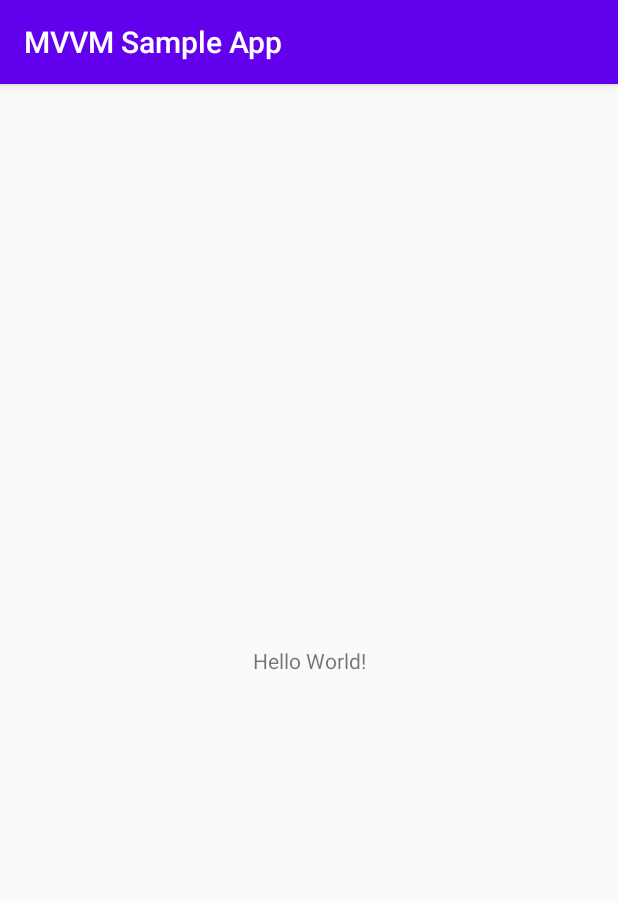
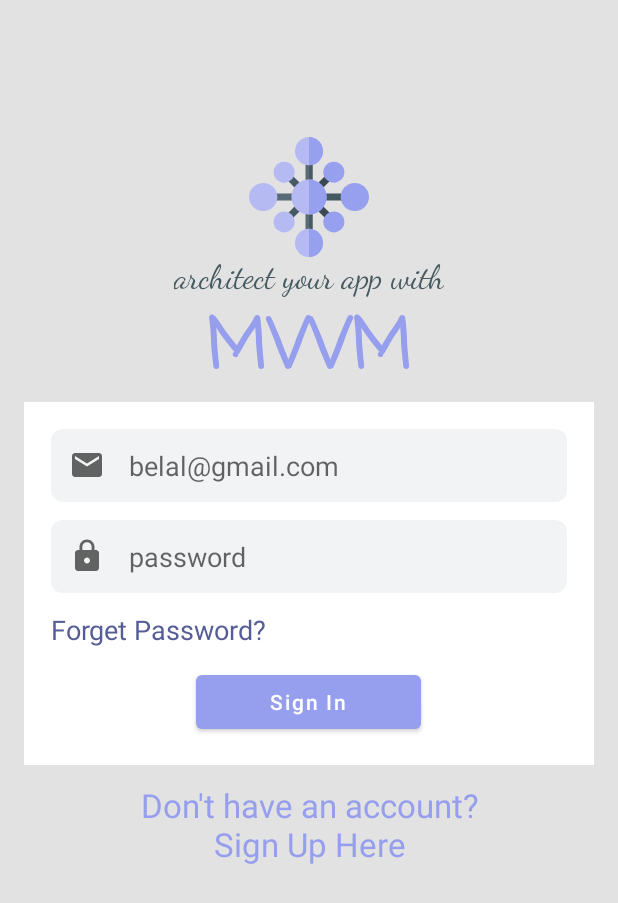
Before and after one commit to Daniel-Kao/mvvmsampleapp, an Android app: the screen it shows after launch (MainActivity before the commit, LoginActivity after it), on a phone screen of 412 x 824 dp. Shown: the top 903 px of the screen. Run offline under Robolectric (Android 15) with nearby library versions, the phone set to English and light mode, and no system bars; our stand-ins replace data binding; 2 statements that could not run were skipped.

Commit message:
databinding
Signed-off-by: wb_kaojixiang <>

```diff
--- a/app/src/main/AndroidManifest.xml
+++ b/app/src/main/AndroidManifest.xml
@@ -9,7 +9,8 @@
         android:roundIcon="@mipmap/ic_launcher_round"
         android:supportsRtl="true"
         android:theme="@style/AppTheme">
-        <activity android:name=".MainActivity">
+        <activity android:name=".ui.auth.SignupActivity"></activity>
+        <activity android:name=".ui.auth.LoginActivity">
             <intent-filter>
                 <action android:name="android.intent.action.MAIN" />
 
--- /dev/null
+++ b/app/src/main/java/com/example/mvvmsampleapp/ui/auth/AuthListener.kt
@@ -0,0 +1,7 @@
+package com.example.mvvmsampleapp.ui.auth
+
+interface AuthListener {
+    fun onStarted()
+    fun onSuccess()
+    fun onFailure(message: String)
+}
--- /dev/null
+++ b/app/src/main/java/com/example/mvvmsampleapp/ui/auth/AuthViewModel.kt
@@ -0,0 +1,23 @@
+package com.example.mvvmsampleapp.ui.auth
+
+import android.view.View
+import androidx.lifecycle.ViewModel
+
+class AuthViewModel : ViewModel() {
+
+    var email: String? = null
+    var password: String? = null
+
+    var authListener: AuthListener? = null
+
+    fun onLoginButtonClick(view: View) {
+        authListener?.onStarted()
+        if (email.isNullOrEmpty() || password.isNullOrEmpty()) {
+            authListener?.onFailure("invalid email or password")
+
+            return
+        }
+        authListener?.onSuccess()
+        //success
+    }
+}
--- /dev/null
+++ b/app/src/main/java/com/example/mvvmsampleapp/ui/auth/LoginActivity.kt
@@ -0,0 +1,34 @@
+package com.example.mvvmsampleapp.ui.auth
+
+import android.os.Bundle
+import androidx.activity.viewModels
+import androidx.appcompat.app.AppCompatActivity
+import androidx.databinding.DataBindingUtil
+import com.example.mvvmsampleapp.R
+import com.example.mvvmsampleapp.databinding.ActivityLoginBinding
+import com.example.mvvmsampleapp.util.toast
+
+class LoginActivity : AppCompatActivity(), AuthListener {
+    override fun onCreate(savedInstanceState: Bundle?) {
+        super.onCreate(savedInstanceState)
+
+        val authViewModel: AuthViewModel by viewModels()
+        val binding: ActivityLoginBinding =
+            DataBindingUtil.setContentView(this, R.layout.activity_login)
+        binding.viewmodel = authViewModel
+        authViewModel.authListener = this
+
+    }
+
+    override fun onStarted() {
+        toast("login started")
+    }
+
+    override fun onSuccess() {
+        toast("login success")
+    }
+
+    override fun onFailure(message: String) {
+        toast(message)
+    }
+}
--- a/app/src/main/java/com/example/mvvmsampleapp/MainActivity.kt
+++ b/app/src/main/java/com/example/mvvmsampleapp/ui/auth/SignupActivity.kt
@@ -1,11 +1,12 @@
-package com.example.mvvmsampleapp
+package com.example.mvvmsampleapp.ui.auth
 
 import androidx.appcompat.app.AppCompatActivity
 import android.os.Bundle
+import com.example.mvvmsampleapp.R
 
-class MainActivity : AppCompatActivity() {
+class SignupActivity : AppCompatActivity() {
     override fun onCreate(savedInstanceState: Bundle?) {
         super.onCreate(savedInstanceState)
-        setContentView(R.layout.activity_main)
+        setContentView(R.layout.activity_signup)
     }
 }
--- /dev/null
+++ b/app/src/main/res/drawable/edit_text_round_gray_background.xml
@@ -0,0 +1,12 @@
+<?xml version="1.0" encoding="utf-8"?>
+<shape xmlns:android="http://schemas.android.com/apk/res/android"
+       android:shape="rectangle" android:padding="10dp">
+
+    <solid android:color="#f1f3f4"/>
+
+    <corners
+            android:bottomRightRadius="8dp"
+            android:bottomLeftRadius="8dp"
+            android:topLeftRadius="8dp"
+            android:topRightRadius="8dp"/>
+</shape>
--- /dev/null
+++ b/app/src/main/res/drawable/ic_app_logo.xml
@@ -0,0 +1,25 @@
+<vector android:height="24dp" android:viewportHeight="512"
+    android:viewportWidth="512" android:width="24dp" xmlns:android="http://schemas.android.com/apk/res/android">
+    <path android:fillColor="#3b4a51" android:pathData="m309.027,287.813 l42.438,42.438 -21.211,21.211 -42.438,-42.438zM309.027,287.813"/>
+    <path android:fillColor="#3b4a51" android:pathData="m330.25,160.535 l21.211,21.211 -42.434,42.434 -21.211,-21.211zM330.25,160.535"/>
+    <path android:fillColor="#465a61" android:pathData="m181.746,160.535 l42.438,42.434 -21.211,21.211 -42.438,-42.434zM181.746,160.535"/>
+    <path android:fillColor="#465a61" android:pathData="m202.973,287.813 l21.211,21.211 -42.434,42.438 -21.211,-21.211zM202.973,287.813"/>
+    <path android:fillColor="#465a61" android:pathData="m312.5,241h93.5v30h-93.5zM312.5,241"/>
+    <path android:fillColor="#596c76" android:pathData="m241,106h30v90h-30zM241,106"/>
+    <path android:fillColor="#465a61" android:pathData="m256,106h15v90h-15zM256,106"/>
+    <path android:fillColor="#596c76" android:pathData="m106,241h90v30h-90zM106,241"/>
+    <path android:fillColor="#596c76" android:pathData="m241,316h30v90h-30zM241,316"/>
+    <path android:fillColor="#465a61" android:pathData="m256,316h15v90h-15zM256,316"/>
+    <path android:fillColor="#b5baf3" android:pathData="m256,181c-41.398,0 -75,33.602 -75,75s33.602,75 75,75 75,-33.602 75,-75 -33.602,-75 -75,-75zM256,181"/>
+    <path android:fillColor="#979fef" android:pathData="m451,316c-33.09,0 -60,-26.91 -60,-60s26.91,-60 60,-60 61,26.91 61,60 -27.91,60 -61,60zM451,316"/>
+    <path android:fillColor="#b5baf3" android:pathData="m61,316c-33.09,0 -61,-26.91 -61,-60s27.91,-60 61,-60 60,26.91 60,60 -26.91,60 -60,60zM61,316"/>
+    <path android:fillColor="#b5baf3" android:pathData="m256,391c-33,0 -60,28 -60,61s27,60 60,60 60,-27 60,-60 -27,-61 -60,-61zM256,391"/>
+    <path android:fillColor="#b5baf3" android:pathData="m256,0c-33,0 -60,28 -60,61s27,60 60,60 60,-27 60,-60 -27,-61 -60,-61zM256,0"/>
+    <path android:fillColor="#979fef" android:pathData="m330.238,181.746c-17.488,-17.488 -17.652,-45.949 0,-63.633 16.977,-16.992 46.641,-16.992 63.648,0 17.629,17.633 17.543,46.102 0,63.648 -17.645,17.609 -46.102,17.531 -63.648,-0.016zM330.238,181.746"/>
+    <path android:fillColor="#b5baf3" android:pathData="m118.113,393.887c-17.633,-17.633 -17.547,-46.102 0,-63.648 17.023,-17.008 46.672,-16.961 63.648,0.016 17.543,17.543 17.602,46.016 -0.016,63.633 -17.531,17.563 -46.016,17.617 -63.633,0zM118.113,393.887"/>
+    <path android:fillColor="#979fef" android:pathData="m330.238,393.887c-17.613,-17.645 -17.531,-46.102 0.016,-63.648 16.945,-16.949 46.598,-17.008 63.633,0 17.563,17.566 17.617,46.031 0,63.648 -17.633,17.633 -46.102,17.547 -63.648,0zM330.238,393.887"/>
+    <path android:fillColor="#b5baf3" android:pathData="m118.113,181.746c-17.563,-17.531 -17.617,-46.016 0,-63.633 16.992,-16.992 46.672,-16.992 63.648,0 17.602,17.633 17.547,46.086 -0.016,63.648 -17.543,17.543 -46.016,17.602 -63.633,-0.016zM118.113,181.746"/>
+    <path android:fillColor="#979fef" android:pathData="m316,452c0,33 -27,60 -60,60v-121c33,0 60,28 60,61zM316,452"/>
+    <path android:fillColor="#979fef" android:pathData="m256,121v-121c33,0 60,28 60,61s-27,60 -60,60zM256,121"/>
+    <path android:fillColor="#979fef" android:pathData="m256,331v-150c41.398,0 75,33.602 75,75s-33.602,75 -75,75zM256,331"/>
+</vector>
--- /dev/null
+++ b/app/src/main/res/drawable/ic_email.xml
@@ -0,0 +1,5 @@
+<vector android:height="24dp" android:tint="#616363"
+    android:viewportHeight="24.0" android:viewportWidth="24.0"
+    android:width="24dp" xmlns:android="http://schemas.android.com/apk/res/android">
+    <path android:fillColor="#FF000000" android:pathData="M20,4L4,4c-1.1,0 -1.99,0.9 -1.99,2L2,18c0,1.1 0.9,2 2,2h16c1.1,0 2,-0.9 2,-2L22,6c0,-1.1 -0.9,-2 -2,-2zM20,8l-8,5 -8,-5L4,6l8,5 8,-5v2z"/>
+</vector>
--- /dev/null
+++ b/app/src/main/res/drawable/ic_lock.xml
@@ -0,0 +1,5 @@
+<vector android:height="24dp" android:tint="#616363"
+    android:viewportHeight="24.0" android:viewportWidth="24.0"
+    android:width="24dp" xmlns:android="http://schemas.android.com/apk/res/android">
+    <path android:fillColor="#FF000000" android:pathData="M18,8h-1L17,6c0,-2.76 -2.24,-5 -5,-5S7,3.24 7,6v2L6,8c-1.1,0 -2,0.9 -2,2v10c0,1.1 0.9,2 2,2h12c1.1,0 2,-0.9 2,-2L20,10c0,-1.1 -0.9,-2 -2,-2zM12,17c-1.1,0 -2,-0.9 -2,-2s0.9,-2 2,-2 2,0.9 2,2 -0.9,2 -2,2zM15.1,8L8.9,8L8.9,6c0,-1.71 1.39,-3.1 3.1,-3.1 1.71,0 3.1,1.39 3.1,3.1v2z"/>
+</vector>
--- /dev/null
+++ b/app/src/main/res/drawable/ic_name.xml
@@ -0,0 +1,5 @@
+<vector android:height="24dp" android:tint="#616363"
+    android:viewportHeight="24.0" android:viewportWidth="24.0"
+    android:width="24dp" xmlns:android="http://schemas.android.com/apk/res/android">
+    <path android:fillColor="#FF000000" android:pathData="M3,5v14c0,1.1 0.89,2 2,2h14c1.1,0 2,-0.9 2,-2L21,5c0,-1.1 -0.9,-2 -2,-2L5,3c-1.11,0 -2,0.9 -2,2zM15,9c0,1.66 -1.34,3 -3,3s-3,-1.34 -3,-3 1.34,-3 3,-3 3,1.34 3,3zM6,17c0,-2 4,-3.1 6,-3.1s6,1.1 6,3.1v1L6,18v-1z"/>
+</vector>
--- /dev/null
+++ b/app/src/main/res/layout/activity_login.xml
@@ -0,0 +1,142 @@
+<?xml version="1.0" encoding="utf-8"?>
+<layout xmlns:android="http://schemas.android.com/apk/res/android"
+    xmlns:app="http://schemas.android.com/apk/res-auto"
+    xmlns:tools="http://schemas.android.com/tools">
+
+    <data>
+        <variable
+            name="viewmodel"
+            type="com.example.mvvmsampleapp.ui.auth.AuthViewModel" />
+    </data>
+
+    <androidx.coordinatorlayout.widget.CoordinatorLayout
+        android:id="@+id/root_layout"
+        android:layout_width="match_parent"
+        android:layout_height="match_parent"
+        android:background="#E2E2E2"
+        tools:context=".ui.auth.LoginActivity">
+
+
+        <RelativeLayout
+            android:layout_width="match_parent"
+            android:layout_height="wrap_content"
+            android:padding="16dp">
+
+            <ImageView
+                android:id="@+id/image_view_logo"
+                android:layout_width="80dp"
+                android:layout_height="80dp"
+                android:layout_centerHorizontal="true"
+                android:layout_marginTop="75dp"
+                android:background="@drawable/ic_app_logo" />
+
+            <LinearLayout
+                android:id="@+id/linearLayout1"
+                android:layout_width="match_parent"
+                android:layout_height="wrap_content"
+                android:layout_below="@id/image_view_logo"
+                android:orientation="vertical">
+
+                <TextView
+                    android:layout_width="wrap_content"
+                    android:layout_height="wrap_content"
+                    android:layout_gravity="center_horizontal"
+                    android:text="architect your app with"
+                    android:textAppearance="@style/TextAppearance.AppCompat.Large"
+                    android:textColor="#465A61"
+                    app:fontFamily="cursive" />
+
+                <TextView
+                    android:layout_width="wrap_content"
+                    android:layout_height="wrap_content"
+                    android:layout_gravity="center_horizontal"
+                    android:text="MVVM"
+                    android:textAllCaps="false"
+                    android:textAppearance="@style/TextAppearance.AppCompat.Display2"
+                    android:textColor="#969EEE"
+                    android:textStyle="bold"
+                    android:typeface="monospace"
+                    app:fontFamily="casual" />
+
+            </LinearLayout>
+
+            <LinearLayout
+                android:id="@+id/linearLayout2"
+                android:layout_width="match_parent"
+                android:layout_height="wrap_content"
+                android:layout_below="@id/linearLayout1"
+                android:background="#ffffff"
+                android:orientation="vertical"
+                android:padding="18dp">
+
+                <EditText
+                    android:text="@={viewmodel.email}"
+                    android:id="@+id/edit_text_email"
+                    android:layout_width="match_parent"
+                    android:layout_height="match_parent"
+                    android:layout_marginBottom="12dp"
+                    android:background="@drawable/edit_text_round_gray_background"
+                    android:drawableLeft="@drawable/ic_email"
+                    android:drawablePadding="16dp"
+                    android:hint="belal@gmail.com"
+                    android:inputType="textEmailAddress"
+                    android:padding="12dp" />
+
+                <EditText
+                    android:text="@={viewmodel.password}"
+                    android:id="@+id/edit_text_password"
+                    android:layout_width="match_parent"
+                    android:layout_height="match_parent"
+                    android:layout_marginBottom="12dp"
+                    android:background="@drawable/edit_text_round_gray_background"
+                    android:drawableLeft="@drawable/ic_lock"
+                    android:drawablePadding="16dp"
+                    android:hint="password"
+                    android:inputType="textPassword"
+                    android:padding="12dp" />
+
+                <TextView
+                    android:id="@+id/text_view_forget_password"
+                    android:layout_width="wrap_content"
+                    android:layout_height="wrap_content"
+                    android:layout_marginBottom="12dp"
+                    android:text="Forget Password?"
+                    android:textAppearance="@style/TextAppearance.AppCompat.Medium"
+                    android:textColor="@color/colorPrimaryDark" />
+
+                <Button
+                    android:onClick="@{viewmodel.onLoginButtonClick}"
+                    android:id="@+id/button_sign_in"
+                    android:layout_width="150dp"
+                    android:layout_height="wrap_content"
+                    android:layout_gravity="center_horizontal"
+                    android:text="Sign In"
+                    android:textAllCaps="false" />
+
+            </LinearLayout>
+
+            <TextView
+                android:id="@+id/text_view_sign_up"
+                android:layout_width="wrap_content"
+                android:layout_height="wrap_content"
+                android:layout_below="@id/linearLayout2"
+                android:layout_centerHorizontal="true"
+                android:layout_marginTop="12dp"
+                android:text="Don't have an account?\nSign Up Here"
+                android:textAlignment="center"
+                android:textAppearance="@style/TextAppearance.AppCompat.Large"
+                android:textColor="@color/colorPrimary" />
+
+        </RelativeLayout>
+
+        <ProgressBar
+            android:id="@+id/progress_bar"
+            android:layout_width="wrap_content"
+            android:layout_height="wrap_content"
+            android:layout_gravity="center_horizontal|center_vertical"
+            android:visibility="invisible" />
+
+
+    </androidx.coordinatorlayout.widget.CoordinatorLayout>
+
+</layout>
--- a/app/src/main/res/layout/activity_main.xml
+++ b/app/src/main/res/layout/activity_signup.xml
@@ -4,15 +4,6 @@
     xmlns:tools="http://schemas.android.com/tools"
     android:layout_width="match_parent"
     android:layout_height="match_parent"
-    tools:context=".MainActivity">
-
-    <TextView
-        android:layout_width="wrap_content"
-        android:layout_height="wrap_content"
-        android:text="Hello World!"
-        app:layout_constraintBottom_toBottomOf="parent"
-        app:layout_constraintLeft_toLeftOf="parent"
-        app:layout_constraintRight_toRightOf="parent"
-        app:layout_constraintTop_toTopOf="parent" />
+    tools:context=".ui.auth.SignupActivity">
 
 </androidx.constraintlayout.widget.ConstraintLayout>
--- a/app/src/main/res/values/colors.xml
+++ b/app/src/main/res/values/colors.xml
@@ -1,6 +1,6 @@
 <?xml version="1.0" encoding="utf-8"?>
 <resources>
-    <color name="colorPrimary">#6200EE</color>
-    <color name="colorPrimaryDark">#3700B3</color>
-    <color name="colorAccent">#03DAC5</color>
+    <color name="colorPrimary">#969EEE</color>
+    <color name="colorPrimaryDark">#555C96</color>
+    <color name="colorAccent">#969EEE</color>
 </resources>
--- a/app/src/main/res/values/styles.xml
+++ b/app/src/main/res/values/styles.xml
@@ -1,6 +1,6 @@
 <resources>
     <!-- Base application theme. -->
-    <style name="AppTheme" parent="Theme.AppCompat.Light.DarkActionBar">
+    <style name="AppTheme" parent="Theme.MaterialComponents.Light.NoActionBar">
         <!-- Customize your theme here. -->
         <item name="colorPrimary">@color/colorPrimary</item>
         <item name="colorPrimaryDark">@color/colorPrimaryDark</item>
```
Also changed, not shown: app/build.gradle (+8 -0 lines), app/src/main/java/com/example/mvvmsampleapp/util/ViewUtils.kt (added, +8 -0 lines), app/src/main/res/drawable/ic_launcher_background.xml (+72 -168 lines).
